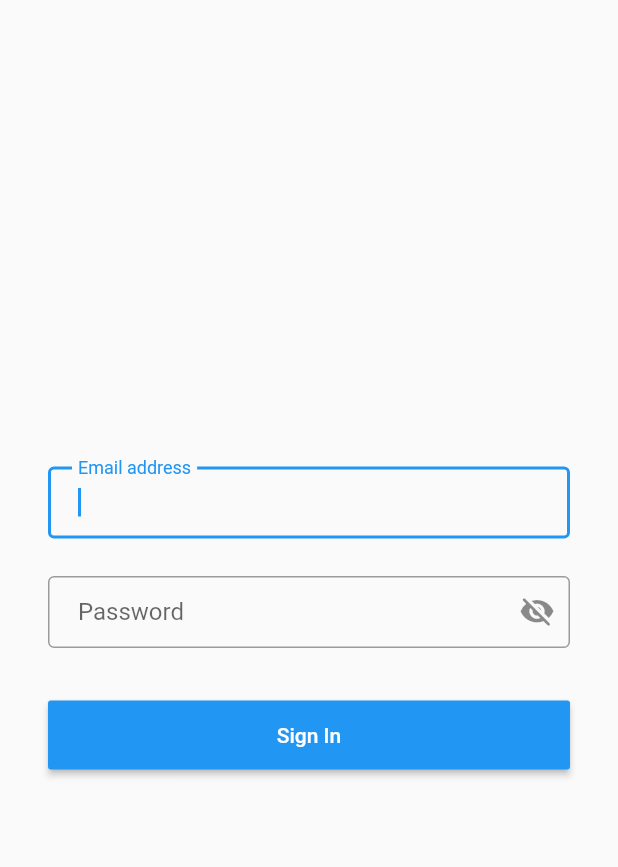
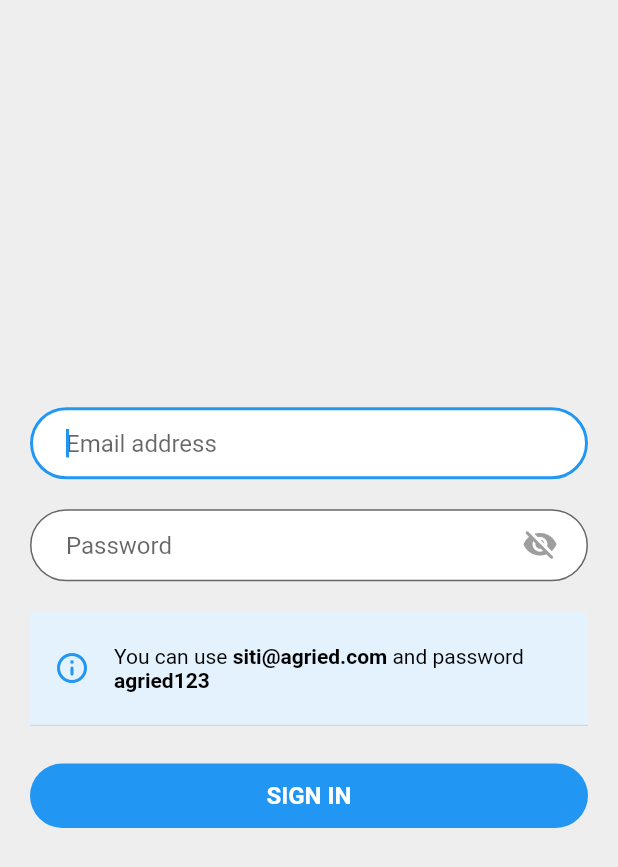
Before and after one commit to rafiandria23/agried-mobile, a Flutter app: the screen it shows after launch, on a phone screen of 412 x 824 dp. Shown: the top 867 px of the screen. Run offline on Flutter 3.47's test engine with Material 2 defaults, Android fonts, the phone set to English and light mode, and no system bars.

Commit message:
Fixed SignInScreen styling.

```diff
--- a/lib/components/home_components/home_card.dart
+++ b/lib/components/home_components/home_card.dart
@@ -17,6 +17,9 @@ class HomeCard extends StatelessWidget {
     return GestureDetector(
       onTap: onTap,
       child: Card(
+        shape: RoundedRectangleBorder(
+          borderRadius: BorderRadius.circular(12.0),
+        ),
         elevation: 0,
         child: Stack(
           children: <Widget>[
--- a/lib/components/home_components/student_profile_card.dart
+++ b/lib/components/home_components/student_profile_card.dart
@@ -63,6 +63,7 @@ class StudentProfileCard extends StatelessWidget {
 
     return GestureDetector(
       child: Card(
+        color: Colors.transparent,
         elevation: 0,
         child: Stack(
           children: <Widget>[
--- a/lib/screens/signin.dart
+++ b/lib/screens/signin.dart
@@ -1,5 +1,6 @@
 import 'package:flutter/material.dart';
 import 'package:agried_mobile/screens.dart';
+import 'package:flutter/services.dart';
 
 class SignInScreen extends StatefulWidget {
   SignInScreen({Key key}) : super(key: key);
@@ -27,6 +28,32 @@ class _SignInScreenState extends State<SignInScreen> {
     });
   }
 
+  void _toggleKeyboard(BuildContext context) {
+    FocusScopeNode currentFocus = FocusScope.of(context);
+
+    if (!currentFocus.hasPrimaryFocus) {
+      currentFocus.unfocus();
+    }
+  }
+
+  void _handleSignIn() {
+    setState(() {
+      _email = emailController.text;
+      _password = passwordController.text;
+    });
+
+    if (_formKey.currentState.validate()) {
+      if (_email != 'siti@agried.com') {
+        print('Wrong email or password!');
+      } else if (_password != 'agried123') {
+        print('Wrong email or password!');
+      } else {
+        Navigator.push(
+            context, MaterialPageRoute(builder: (context) => LandingScreen()));
+      }
+    }
+  }
+
   @override
   Widget build(BuildContext context) {
     final node = FocusScope.of(context);
@@ -46,9 +73,16 @@ class _SignInScreenState extends State<SignInScreen> {
       },
       controller: emailController,
       decoration: InputDecoration(
-        labelText: 'Email address',
-        contentPadding: EdgeInsets.fromLTRB(20.0, 15.0, 20.0, 15.0),
-        border: OutlineInputBorder(),
+        hintText: 'Email address',
+        hintStyle: TextStyle(
+          fontSize: 16.0,
+        ),
+        filled: true,
+        fillColor: Colors.white,
+        border: OutlineInputBorder(
+          borderRadius: BorderRadius.circular(28.0),
+        ),
+        contentPadding: EdgeInsets.only(left: 24.0, top: 16.0, bottom: 16.0),
       ),
       textInputAction: TextInputAction.next,
       onEditingComplete: () => node.nextFocus(),
@@ -67,77 +101,124 @@ class _SignInScreenState extends State<SignInScreen> {
       controller: passwordController,
       obscureText: !_passwordVisibility,
       decoration: InputDecoration(
-          labelText: 'Password',
-          contentPadding: EdgeInsets.fromLTRB(20.0, 15.0, 20.0, 15.0),
-          border: OutlineInputBorder(),
+        hintText: 'Password',
+        hintStyle: TextStyle(
+          fontSize: 16.0,
+        ),
+        filled: true,
+        fillColor: Colors.white,
+        border: OutlineInputBorder(
+          borderRadius: BorderRadius.circular(28.0),
+        ),
+        contentPadding: EdgeInsets.only(left: 24.0, top: 16.0, bottom: 16.0),
         suffixIcon: IconButton(
           onPressed: _togglePasswordVisibility,
-              icon: _passwordVisibility
-                  ? Icon(Icons.visibility_rounded)
-                  : Icon(Icons.visibility_off_rounded))),
+          padding: EdgeInsets.only(right: 20.0),
+          icon: Icon(
+            _passwordVisibility
+                ? Icons.visibility_rounded
+                : Icons.visibility_off_rounded,
+            color: Colors.grey,
+          ),
+        ),
+      ),
       textInputAction: TextInputAction.done,
       onFieldSubmitted: (_) => node.unfocus(),
     );
 
-    MaterialButton signInButton = MaterialButton(
+    FlatButton signInButton = FlatButton(
       minWidth: MediaQuery.of(context).size.width,
-      height: 50.0,
+      shape: RoundedRectangleBorder(
+        borderRadius: BorderRadius.circular(32.0),
+      ),
+      padding: EdgeInsets.only(
+        top: 16.0,
+        bottom: 16.0,
+      ),
       color: Colors.blue,
       textColor: Colors.white,
-      onPressed: () {
-        setState(() {
-          _email = emailController.text;
-          _password = passwordController.text;
-        });
-
-        // if (_formKey.currentState.validate()) {
-        //   if (_email != 'siti@agried.com') {
-        //     print('Wrong email or password!');
-        //   } else if (_password != 'agried123') {
-        //     print('Wrong email or password!');
-        //   } else {
-        //     Navigator.push(context,
-        //         MaterialPageRoute(builder: (context) => LandingScreen()));
-        //   }
-        // }
-
-        Navigator.pushNamed(
-          context,
-          LandingScreen.route,
-        );
-      },
-      child: Text('Sign In'),
+      onPressed: _handleSignIn,
+      child: Text(
+        'Sign In'.toUpperCase(),
+        style: TextStyle(
+          fontSize: 16.0,
+          fontWeight: FontWeight.bold,
+        ),
+      ),
     );
 
-    return Scaffold(
+    MaterialBanner infoBanner = MaterialBanner(
+      content: RichText(
+        text: TextSpan(
+          text: 'You can use ',
+          style: TextStyle(
+            color: Colors.black,
+          ),
+          children: <TextSpan>[
+            TextSpan(
+              text: 'siti@agried.com ',
+              style: TextStyle(
+                fontWeight: FontWeight.bold,
+              ),
+            ),
+            TextSpan(
+              text: 'and password ',
+            ),
+            TextSpan(
+              text: 'agried123',
+              style: TextStyle(
+                fontWeight: FontWeight.bold,
+              ),
+            )
+          ],
+        ),
+      ),
+      leading: Icon(
+        Icons.info_outline_rounded,
+        color: Colors.blue,
+      ),
+      padding: EdgeInsets.fromLTRB(16.0, 12.0, 12, 12.0),
+      backgroundColor: Colors.blue[50],
+      actions: <Widget>[SizedBox()],
+    );
+
+    return AnnotatedRegion<SystemUiOverlayStyle>(
+      value: SystemUiOverlayStyle.dark,
+      child: Scaffold(
+        backgroundColor: Colors.grey[200],
         body: GestureDetector(
           behavior: HitTestBehavior.translucent,
           onTap: () {
-        FocusScopeNode currentFocus = FocusScope.of(context);
-
-        if (!currentFocus.hasPrimaryFocus) {
-          currentFocus.unfocus();
-        }
+            _toggleKeyboard(context);
           },
           child: Form(
             key: _formKey,
             child: Padding(
-          padding: const EdgeInsets.all(32.0),
+              padding: const EdgeInsets.only(
+                left: 20.0,
+                right: 20.0,
+              ),
               child: Column(
                 crossAxisAlignment: CrossAxisAlignment.center,
                 mainAxisAlignment: MainAxisAlignment.center,
                 children: <Widget>[
                   emailTextFormField,
-              SizedBox(height: 25.0),
+                  SizedBox(height: 20.0),
                   passwordTextFormField,
                   SizedBox(
-                height: 35.0,
+                    height: 20.0,
+                  ),
+                  infoBanner,
+                  SizedBox(
+                    height: 25.0,
                   ),
                   signInButton
                 ],
               ),
             ),
           ),
-    ));
+        ),
+      ),
+    );
   }
 }
```
Lines whose indentation alone changed are shown as unchanged.
